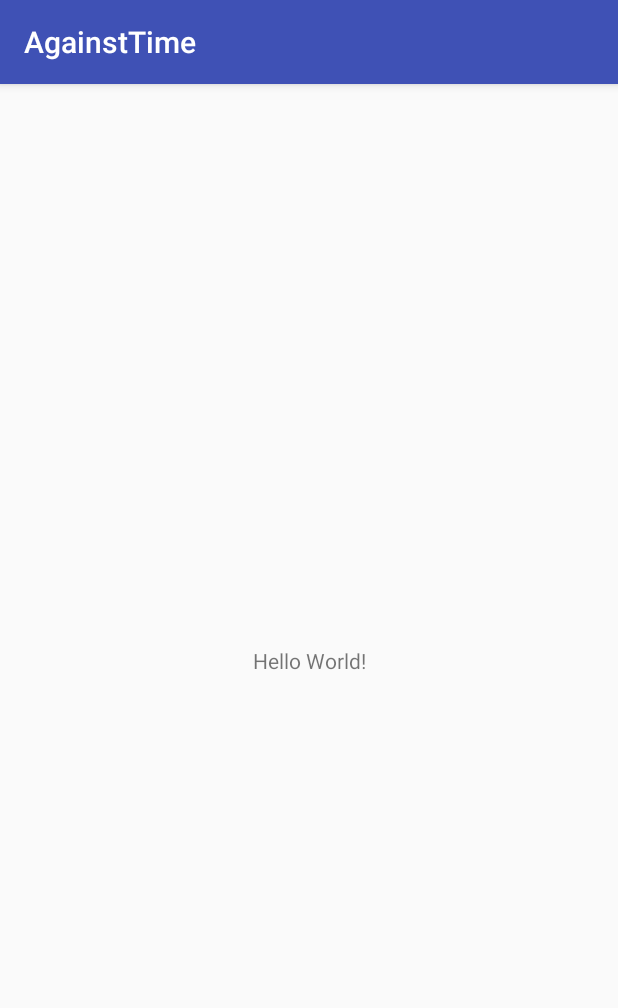
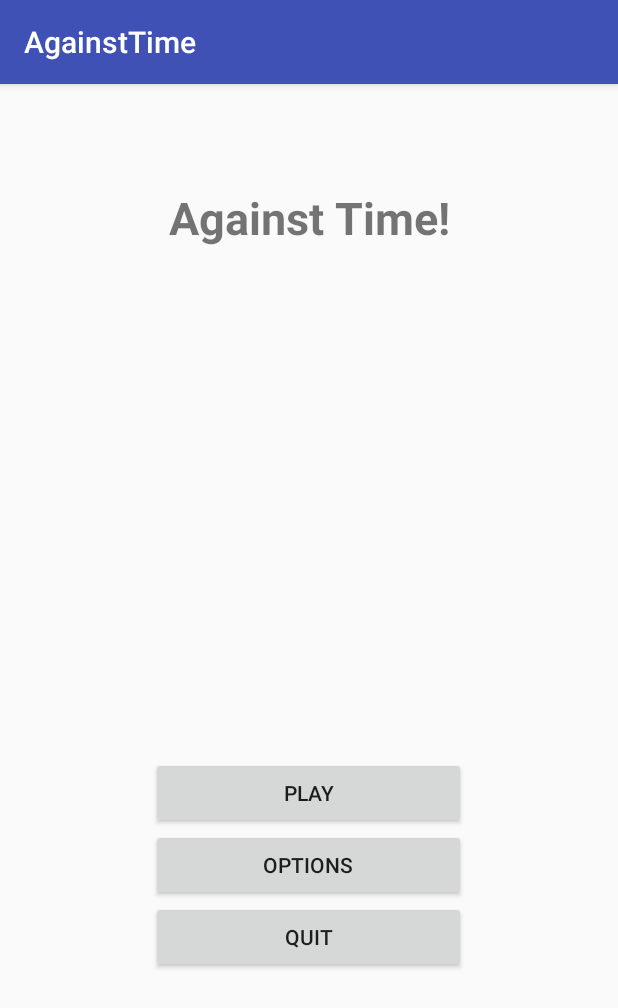
Before and after one commit to Against-Time/GameFiles, an Android app: the screen it shows after launch (MainMenu), on a phone screen of 412 x 824 dp. Shown: the top 1008 px of the screen. Run offline under Robolectric (Android 15) with nearby library versions, the phone set to English and light mode, and no system bars.

Commit message:
Main Menu and Game level base done

```diff
--- a/app/build.gradle
+++ b/app/build.gradle
@@ -22,6 +22,7 @@ dependencies {
     implementation fileTree(dir: 'libs', include: ['*.jar'])
     implementation 'com.android.support:appcompat-v7:26.1.0'
     implementation 'com.android.support.constraint:constraint-layout:1.0.2'
+    implementation 'com.android.support:support-v4:26.1.0'
     testImplementation 'junit:junit:4.12'
     androidTestImplementation 'com.android.support.test:runner:1.0.1'
     androidTestImplementation 'com.android.support.test.espresso:espresso-core:3.0.1'
--- a/app/src/main/java/runnergame/againsttime/MainMenu.java
+++ b/app/src/main/java/runnergame/againsttime/MainMenu.java
@@ -1,14 +1,46 @@
 //Author(s): Jatin Kumar(101035696); victor skierski(100952026); shariq adtani(101031329); Aljon Ramos(101050991).
 package runnergame.againsttime;
 
+import android.content.Intent;
+import android.content.Loader;
 import android.support.v7.app.AppCompatActivity;
 import android.os.Bundle;
+import android.view.View;
+import android.widget.Button;
 
 public class MainMenu extends AppCompatActivity {
-
     @Override
     protected void onCreate(Bundle savedInstanceState) {
         super.onCreate(savedInstanceState);
         setContentView(R.layout.activity_main_menu);
+
+        Button playButtonVariable = (Button) findViewById(R.id.B_Play);
+        PlayButtonListener playListenerVariable = new PlayButtonListener();
+        playButtonVariable.setOnClickListener(playListenerVariable);
+
+        //Quit Button
+        Button quit = (Button) findViewById(R.id.B_Quit);
+        QuitButtonListener quitListener = new QuitButtonListener();
+        quit.setOnClickListener(quitListener);
+
+    }
+    private class QuitButtonListener implements View.OnClickListener {
+        @Override
+        public void onClick(View view) {
+            finish();
+        }
+    }
+
+    //Start Play function
+    private void startPlay() {
+        Intent intentInstance = new Intent(this, Game.class);
+        startActivity(intentInstance);
+    }
+    //Play Listener
+    private class PlayButtonListener implements View.OnClickListener {
+        @Override
+        public void onClick(View view) {
+            startPlay();
+        }
     }
 }
--- a/app/src/main/res/layout/activity_main_menu.xml
+++ b/app/src/main/res/layout/activity_main_menu.xml
@@ -7,12 +7,50 @@
     tools:context="runnergame.againsttime.MainMenu">
 
     <TextView
-        android:layout_width="wrap_content"
-        android:layout_height="wrap_content"
-        android:text="Hello World!"
+        android:id="@+id/textView2"
+        android:layout_width="215dp"
+        android:layout_height="79dp"
+        android:text="Against Time!"
+        android:textAlignment="center"
+        android:textSize="30sp"
+        android:textStyle="bold"
         app:layout_constraintBottom_toBottomOf="parent"
         app:layout_constraintLeft_toLeftOf="parent"
         app:layout_constraintRight_toRightOf="parent"
-        app:layout_constraintTop_toTopOf="parent" />
+        app:layout_constraintTop_toTopOf="parent"
+        app:layout_constraintVertical_bias="0.100000024" />
+
+    <LinearLayout
+        android:id="@+id/L_Main_Manu"
+        android:layout_width="210dp"
+        android:layout_height="144dp"
+        android:layout_marginBottom="8dp"
+        android:layout_marginTop="8dp"
+        android:orientation="vertical"
+        app:layout_constraintBottom_toBottomOf="parent"
+        app:layout_constraintEnd_toEndOf="parent"
+        app:layout_constraintHorizontal_bias="0.497"
+        app:layout_constraintStart_toStartOf="parent"
+        app:layout_constraintTop_toBottomOf="@+id/textView2"
+        app:layout_constraintVertical_bias="0.636">
+
+        <Button
+            android:id="@+id/B_Play"
+            android:layout_width="match_parent"
+            android:layout_height="wrap_content"
+            android:text="Play" />
+
+        <Button
+            android:id="@+id/B_Option"
+            android:layout_width="match_parent"
+            android:layout_height="wrap_content"
+            android:text="Options" />
+
+        <Button
+            android:id="@+id/B_Quit"
+            android:layout_width="match_parent"
+            android:layout_height="wrap_content"
+            android:text="Quit" />
+    </LinearLayout>
 
 </android.support.constraint.ConstraintLayout>
--- a/app/src/main/res/values/colors.xml
+++ b/app/src/main/res/values/colors.xml
@@ -3,4 +3,6 @@
     <color name="colorPrimary">#3F51B5</color>
     <color name="colorPrimaryDark">#303F9F</color>
     <color name="colorAccent">#FF4081</color>
+
+    <color name="black_overlay">#66000000</color>
 </resources>
--- a/app/src/main/res/values/strings.xml
+++ b/app/src/main/res/values/strings.xml
@@ -1,3 +1,7 @@
 <resources>
     <string name="app_name">AgainstTime</string>
+
+    <string name="title_activity_game">Game</string>
+    <string name="dummy_button">Dummy Button</string>
+    <string name="dummy_content">DUMMY\nCONTENT</string>
 </resources>
```
Also changed, not shown: app/src/main/AndroidManifest.xml (+7 -1 lines), app/src/main/java/runnergame/againsttime/Game.java (added, +18 -0 lines), app/src/main/res/layout/activity_game.xml (added, +9 -0 lines), app/src/main/res/values/attrs.xml (added, +12 -0 lines), app/src/main/res/values/styles.xml (+12 -0 lines).
